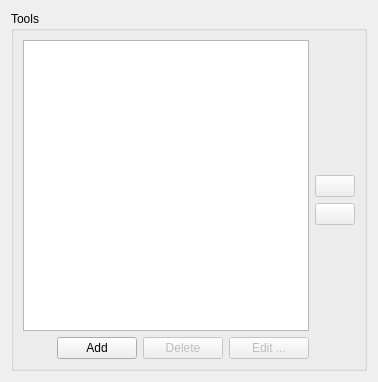
Before: the Qt Designer form app/gui/tools.ui in ensisoft/newsflash-plus, drawn with Qt 5.
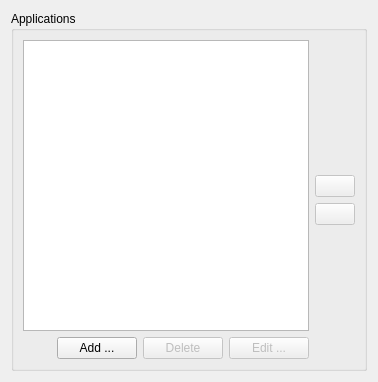
After: the same form once the commit is applied. Icons and pictures are not drawn.

Commit message: Python scripting obsoleted. New design and classes for repair and extract as a native feature. Design for custom command execution on application events.

Diff of the .ui file:
```diff
--- a/app/gui/tools.ui
+++ b/app/gui/tools.ui
@@ -21,7 +21,7 @@
    <item>
     <widget class="QGroupBox" name="groupBox_5">
      <property name="title">
-      <string>Tools</string>
+      <string>Applications</string>
      </property>
      <layout class="QGridLayout" name="gridLayout_5">
       <item row="0" column="0">
@@ -51,7 +51,7 @@
           <item>
            <widget class="QPushButton" name="btnAdd">
             <property name="text">
-             <string>Add</string>
+             <string>Add ...</string>
             </property>
            </widget>
           </item>
```
Left out of the diff: 2 changed lines with no effect on the pictures. The commit also changes 88 other files.
